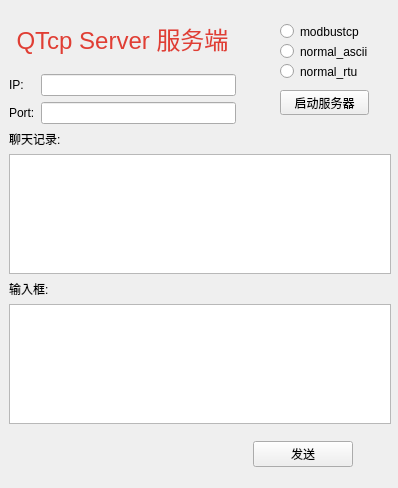
First picture: the form in server.ui, repository qubo188612/qt_tcp_test, before the edit.
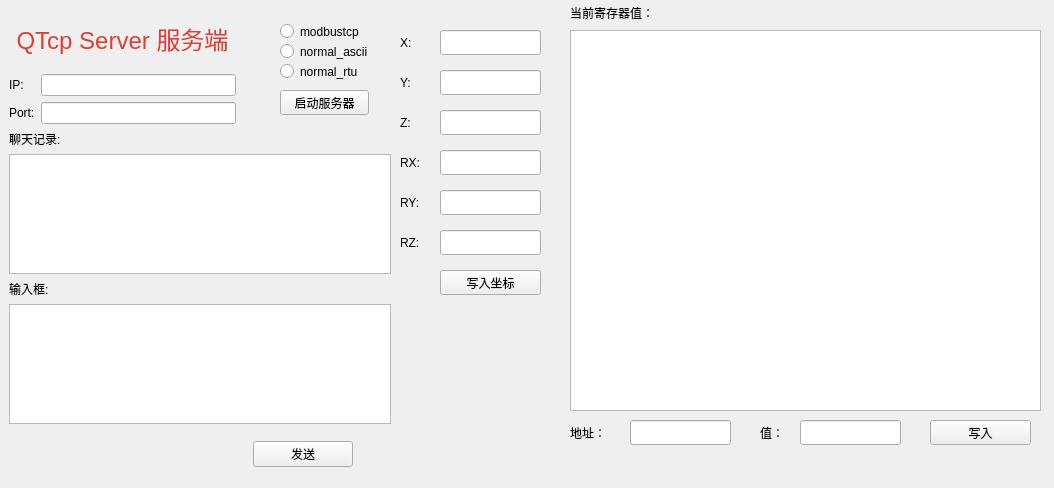
Second picture: the form after the edit.

Diff of the .ui file:
```diff
--- a/server.ui
+++ b/server.ui
@@ -6,7 +6,7 @@
    <rect>
     <x>0</x>
     <y>0</y>
-    <width>398</width>
+    <width>1054</width>
     <height>488</height>
    </rect>
   </property>
@@ -190,6 +190,239 @@
     <string>normal_rtu</string>
    </property>
   </widget>
+  <widget class="QLineEdit" name="edit_x">
+   <property name="geometry">
+    <rect>
+     <x>440</x>
+     <y>30</y>
+     <width>101</width>
+     <height>25</height>
+    </rect>
+   </property>
+  </widget>
+  <widget class="QLineEdit" name="edit_y">
+   <property name="geometry">
+    <rect>
+     <x>440</x>
+     <y>70</y>
+     <width>101</width>
+     <height>25</height>
+    </rect>
+   </property>
+  </widget>
+  <widget class="QLineEdit" name="edit_z">
+   <property name="geometry">
+    <rect>
+     <x>440</x>
+     <y>110</y>
+     <width>101</width>
+     <height>25</height>
+    </rect>
+   </property>
+  </widget>
+  <widget class="QLineEdit" name="edit_rx">
+   <property name="geometry">
+    <rect>
+     <x>440</x>
+     <y>150</y>
+     <width>101</width>
+     <height>25</height>
+    </rect>
+   </property>
+  </widget>
+  <widget class="QLineEdit" name="edit_ry">
+   <property name="geometry">
+    <rect>
+     <x>440</x>
+     <y>190</y>
+     <width>101</width>
+     <height>25</height>
+    </rect>
+   </property>
+  </widget>
+  <widget class="QLineEdit" name="edit_rz">
+   <property name="geometry">
+    <rect>
+     <x>440</x>
+     <y>230</y>
+     <width>101</width>
+     <height>25</height>
+    </rect>
+   </property>
+  </widget>
+  <widget class="QPushButton" name="poswriteBtn">
+   <property name="geometry">
+    <rect>
+     <x>440</x>
+     <y>270</y>
+     <width>101</width>
+     <height>25</height>
+    </rect>
+   </property>
+   <property name="text">
+    <string>写入坐标</string>
+   </property>
+  </widget>
+  <widget class="QLabel" name="label_6">
+   <property name="geometry">
+    <rect>
+     <x>400</x>
+     <y>30</y>
+     <width>34</width>
+     <height>25</height>
+    </rect>
+   </property>
+   <property name="text">
+    <string>X:</string>
+   </property>
+  </widget>
+  <widget class="QLabel" name="label_7">
+   <property name="geometry">
+    <rect>
+     <x>400</x>
+     <y>70</y>
+     <width>34</width>
+     <height>25</height>
+    </rect>
+   </property>
+   <property name="text">
+    <string>Y:</string>
+   </property>
+  </widget>
+  <widget class="QLabel" name="label_8">
+   <property name="geometry">
+    <rect>
+     <x>400</x>
+     <y>110</y>
+     <width>34</width>
+     <height>25</height>
+    </rect>
+   </property>
+   <property name="text">
+    <string>Z:</string>
+   </property>
+  </widget>
+  <widget class="QLabel" name="label_9">
+   <property name="geometry">
+    <rect>
+     <x>400</x>
+     <y>150</y>
+     <width>34</width>
+     <height>25</height>
+    </rect>
+   </property>
+   <property name="text">
+    <string>RX:</string>
+   </property>
+  </widget>
+  <widget class="QLabel" name="label_10">
+   <property name="geometry">
+    <rect>
+     <x>400</x>
+     <y>190</y>
+     <width>34</width>
+     <height>25</height>
+    </rect>
+   </property>
+   <property name="text">
+    <string>RY:</string>
+   </property>
+  </widget>
+  <widget class="QLabel" name="label_11">
+   <property name="geometry">
+    <rect>
+     <x>400</x>
+     <y>230</y>
+     <width>34</width>
+     <height>25</height>
+    </rect>
+   </property>
+   <property name="text">
+    <string>RZ:</string>
+   </property>
+  </widget>
+  <widget class="QTextBrowser" name="record_2">
+   <property name="geometry">
+    <rect>
+     <x>570</x>
+     <y>30</y>
+     <width>471</width>
+     <height>381</height>
+    </rect>
+   </property>
+  </widget>
+  <widget class="QLineEdit" name="edit_addwrite">
+   <property name="geometry">
+    <rect>
+     <x>630</x>
+     <y>420</y>
+     <width>101</width>
+     <height>25</height>
+    </rect>
+   </property>
+  </widget>
+  <widget class="QLabel" name="label_12">
+   <property name="geometry">
+    <rect>
+     <x>570</x>
+     <y>420</y>
+     <width>51</width>
+     <height>25</height>
+    </rect>
+   </property>
+   <property name="text">
+    <string>地址：</string>
+   </property>
+  </widget>
+  <widget class="QLabel" name="label_13">
+   <property name="geometry">
+    <rect>
+     <x>570</x>
+     <y>0</y>
+     <width>131</width>
+     <height>25</height>
+    </rect>
+   </property>
+   <property name="text">
+    <string>当前寄存器值：</string>
+   </property>
+  </widget>
+  <widget class="QLabel" name="label_14">
+   <property name="geometry">
+    <rect>
+     <x>760</x>
+     <y>420</y>
+     <width>51</width>
+     <height>25</height>
+    </rect>
+   </property>
+   <property name="text">
+    <string>值：</string>
+   </property>
+  </widget>
+  <widget class="QLineEdit" name="edit_datawrite">
+   <property name="geometry">
+    <rect>
+     <x>800</x>
+     <y>420</y>
+     <width>101</width>
+     <height>25</height>
+    </rect>
+   </property>
+  </widget>
+  <widget class="QPushButton" name="addwriteBtn">
+   <property name="geometry">
+    <rect>
+     <x>930</x>
+     <y>420</y>
+     <width>101</width>
+     <height>25</height>
+    </rect>
+   </property>
+   <property name="text">
+    <string>写入</string>
+   </property>
+  </widget>
  </widget>
  <resources/>
  <connections/>
```
